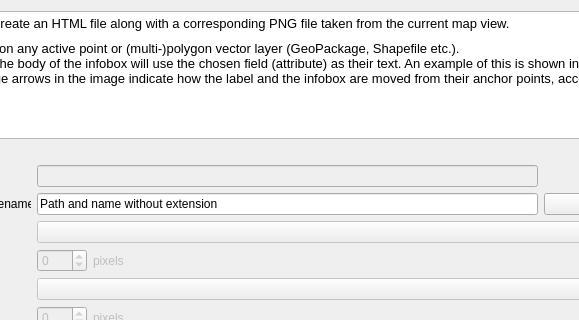
Qt form src/html_image_map_creator_dialog_base.ui (geometalab/HTML-Image-Map-Creator-QGIS-Plugin) before a commit; both pictures show x 131 to 710 and y 0 to 320 of the 905 by 428 pixel window.
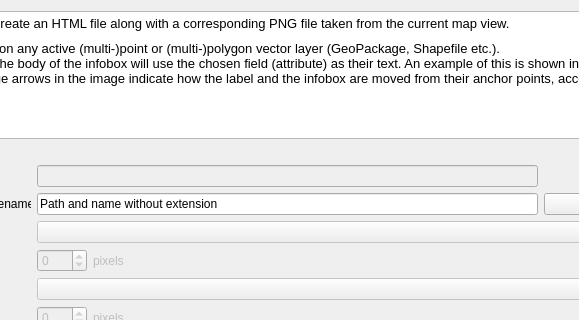
The same form after that commit. Icons and pictures are not drawn.

Commit message: Error handling, added multi-point compatibility and overall improvements

Diff of the .ui file:
```diff
--- a/src/html_image_map_creator_dialog_base.ui
+++ b/src/html_image_map_creator_dialog_base.ui
@@ -73,7 +73,7 @@
 &lt;/style&gt;&lt;/head&gt;&lt;body style=&quot; font-family:'MS Shell Dlg 2'; font-size:8.25pt; font-weight:400; font-style:normal;&quot;&gt;
 &lt;p style=&quot; margin-top:0px; margin-bottom:0px; margin-left:0px; margin-right:0px; -qt-block-indent:0; text-indent:0px;&quot;&gt;&lt;span style=&quot; font-family:'Sans Serif'; font-size:10pt;&quot;&gt;This plugin will create an HTML file along with a corresponding PNG file taken from the current map view. &lt;/span&gt;&lt;/p&gt;
 &lt;p style=&quot; margin-top:0px; margin-bottom:0px; margin-left:0px; margin-right:0px; -qt-block-indent:0; text-indent:0px;&quot;&gt;&lt;span style=&quot; font-family:'Sans Serif'; font-size:6pt;&quot;&gt; &lt;/span&gt;&lt;/p&gt;
-&lt;p style=&quot; margin-top:0px; margin-bottom:0px; margin-left:0px; margin-right:0px; -qt-block-indent:0; text-indent:0px;&quot;&gt;&lt;span style=&quot; font-family:'Sans Serif'; font-size:10pt;&quot;&gt;- It can be used on any active point or (multi-)polygon vector layer (GeoPackage, Shapefile etc.).&lt;/span&gt;&lt;/p&gt;
+&lt;p style=&quot; margin-top:0px; margin-bottom:0px; margin-left:0px; margin-right:0px; -qt-block-indent:0; text-indent:0px;&quot;&gt;&lt;span style=&quot; font-family:'Sans Serif'; font-size:10pt;&quot;&gt;- It can be used on any active (multi-)point or (multi-)polygon vector layer (GeoPackage, Shapefile etc.).&lt;/span&gt;&lt;/p&gt;
 &lt;p style=&quot; margin-top:0px; margin-bottom:0px; margin-left:0px; margin-right:0px; -qt-block-indent:0; text-indent:0px;&quot;&gt;&lt;span style=&quot; font-family:'Sans Serif'; font-size:10pt;&quot;&gt;- The label and the body of the infobox will use the chosen field (attribute) as their text. An example of this is shown in the picture on the left.&lt;/span&gt;&lt;/p&gt;
 &lt;p style=&quot; margin-top:0px; margin-bottom:0px; margin-left:0px; margin-right:0px; -qt-block-indent:0; text-indent:0px;&quot;&gt;&lt;span style=&quot; font-family:'Sans Serif'; font-size:10pt;&quot;&gt;- The blue/orange arrows in the image indicate how the label and the infobox are moved from their anchor points, according to their offset values.&lt;/span&gt;&lt;/p&gt;&lt;/body&gt;&lt;/html&gt;</string>
      </property>
```
The commit also changes 4 other files.
